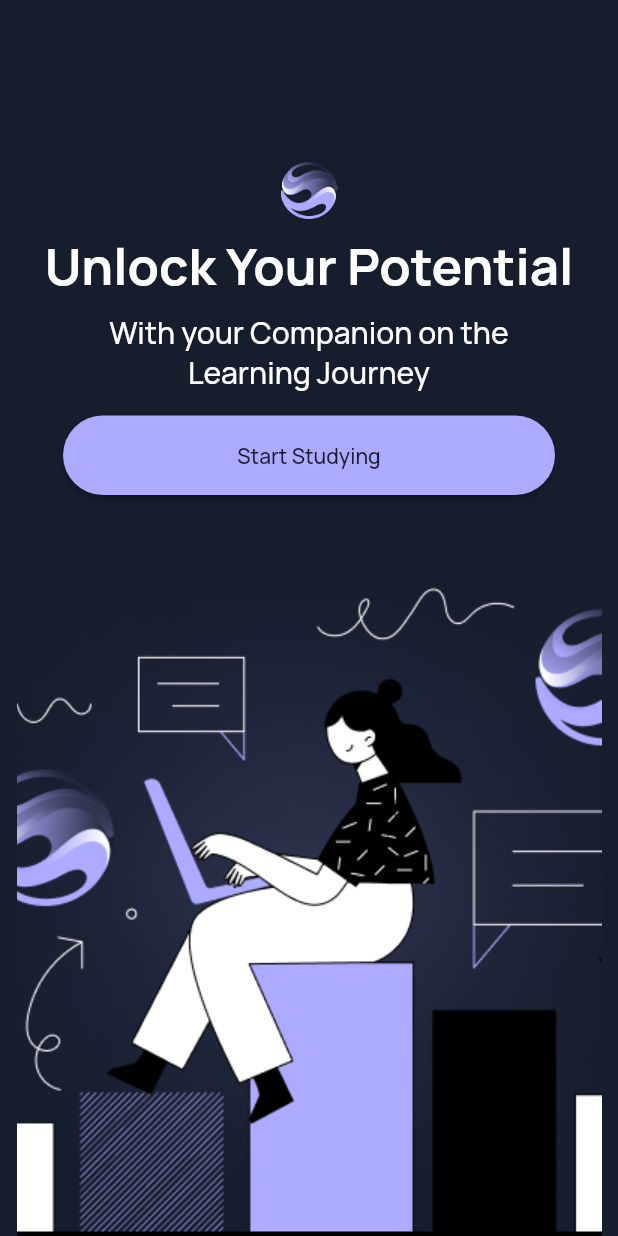
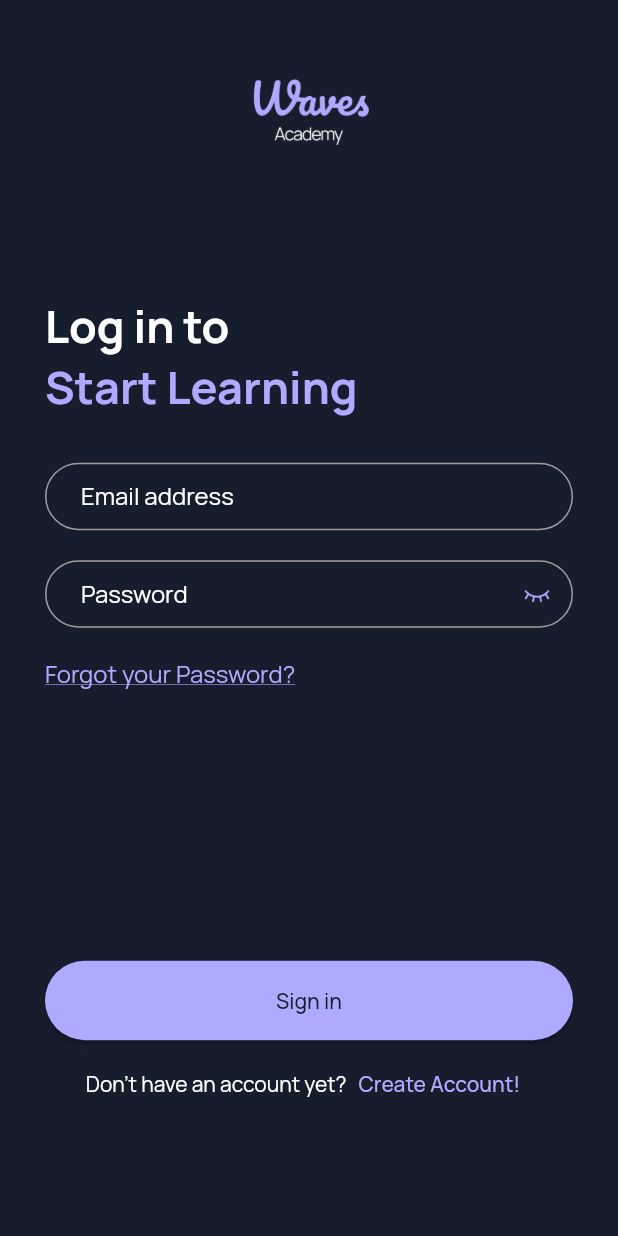
Before and after one commit to funky-dev99/Online-Course-Application, a Flutter app: the screen it shows after launch, after a tap on "Start Studying", on a phone screen of 412 x 824 dp. Run offline on Flutter 3.47's test engine with Material 2 defaults, Android fonts, the phone set to English and light mode, and no system bars.

Commit message:
Login Page Added

```diff
--- a/online_course_application/lib/components/custom_button.dart
+++ b/online_course_application/lib/components/custom_button.dart
@@ -13,8 +13,8 @@ class CustomButton extends StatelessWidget {
 
   @override
   Widget build(BuildContext context) {
-    return SizedBox(
-      width: 328, // Fixed width
+    return Container(
+      margin: const EdgeInsets.symmetric(horizontal: 30),
       height: 53, // Fixed height
       child: ElevatedButton(
         onPressed: onPressed,
--- /dev/null
+++ b/online_course_application/lib/components/custom_textfield.dart
@@ -0,0 +1,52 @@
+import 'package:flutter/material.dart';
+
+class CustomTextField extends StatelessWidget {
+  final String hintText;
+  final TextStyle? hintStyle;
+  final Widget? suffixIcon;
+  final bool obscureText;
+  final TextEditingController? controller;
+  final Color borderColor;
+
+  const CustomTextField({
+    Key? key,
+    required this.hintText,
+    this.hintStyle,
+    this.suffixIcon,
+    this.obscureText = false,
+    this.controller,
+    this.borderColor = Colors.grey,
+  }) : super(key: key);
+
+  @override
+  Widget build(BuildContext context) {
+    return Container(
+      height: 45,
+      margin: const EdgeInsets.symmetric(horizontal: 30),
+      child: TextField(
+        controller: controller,
+        obscureText: obscureText,
+        decoration: InputDecoration(
+          hintText: hintText,
+          hintStyle: hintStyle ?? const TextStyle(color: Colors.white),
+          enabledBorder: OutlineInputBorder(
+            borderRadius: BorderRadius.circular(30),
+            borderSide: BorderSide(color: borderColor),
+          ),
+          focusedBorder: OutlineInputBorder(
+            borderRadius: BorderRadius.circular(30),
+            borderSide: BorderSide(color: borderColor),
+          ),
+          border: OutlineInputBorder(
+            borderRadius: BorderRadius.circular(30),
+            borderSide: BorderSide(color: borderColor),
+          ),
+          contentPadding:
+          const EdgeInsets.symmetric(vertical: 10, horizontal: 24),
+          suffixIcon: suffixIcon,
+        ),
+        style: const TextStyle(color: Colors.white),
+      ),
+    );
+  }
+}
--- /dev/null
+++ b/online_course_application/lib/pages/login_page.dart
@@ -0,0 +1,123 @@
+import 'package:flutter/material.dart';
+import 'package:online_course_application/colors.dart';
+import 'package:online_course_application/components/custom_button.dart';
+import 'package:online_course_application/components/custom_textfield.dart'; // Adjust this import to match the location of your colors.dart file
+
+class LoginPage extends StatelessWidget {
+  const LoginPage({Key? key}) : super(key: key);
+
+  @override
+  Widget build(BuildContext context) {
+    return Scaffold(
+      backgroundColor: AppColor.appRichBlack, // Dark background color
+      body: SafeArea(
+        child: SingleChildScrollView(
+          child: Column(
+            children: [
+              const SizedBox(height: 50),
+              Image.asset(
+                'images/logo-text.png',
+                width: 80,
+              ),
+              const SizedBox(height: 100),
+              const Align(
+                alignment: Alignment.centerLeft,
+                child: Padding(
+                  padding: EdgeInsets.symmetric(horizontal: 30),
+                  child: Text(
+                    'Log in to',
+                    style: TextStyle(
+                      fontSize: 30,
+                      fontWeight: FontWeight.w700,
+                      color: Colors.white,
+                    ),
+                  ),
+                ),
+              ),
+              Align(
+                alignment: Alignment.centerLeft,
+                child: Padding(
+                  padding: const EdgeInsets.symmetric(horizontal: 30),
+                  child: Text(
+                    'Start Learning',
+                    style: TextStyle(
+                      fontWeight: FontWeight.w700,
+                      fontSize: 30,
+                      color: AppColor.appPowderBlue,
+                    ),
+                  ),
+                ),
+              ),
+              const SizedBox(height: 30),
+              const CustomTextField(
+                hintText: 'Email address',
+                hintStyle: TextStyle(fontSize: 16, color: Colors.white),
+              ),
+              const SizedBox(height: 20),
+               CustomTextField(
+                hintText: 'Password',
+                hintStyle: TextStyle(fontSize: 16, color: Colors.white),
+                suffixIcon: IconButton(
+                  onPressed: (){},
+                  icon: Image.asset(
+                    'images/eye.png',
+                    width: 20,
+                    height: 20,
+                  ),
+                ),
+              ),
+              const SizedBox(height: 20),
+              const Align(
+                alignment: Alignment.centerLeft,
+                child: Padding(
+                  padding: EdgeInsets.symmetric(horizontal: 30),
+                  child: Text(
+                    'Forgot your Password?',
+                    style: TextStyle(
+                      fontSize: 16,
+                      color: Color(0xFFADABFF),
+                      decoration: TextDecoration.underline,
+                    ),
+                  ),
+                ),
+              ),
+              const SizedBox(height: 180),
+
+              CustomButton(
+                onPressed: () {},
+                childText: 'Sign in',
+              ),
+
+              Padding(
+                padding: const EdgeInsets.symmetric(vertical: 5.0),
+                child: Row(
+                  mainAxisAlignment: MainAxisAlignment.center,
+                  children: [
+                    const Text(
+                      'Don’t have an account yet?',
+                      style: TextStyle(
+                        color: Colors.white,
+                      ),
+                    ),
+                    TextButton(
+                      onPressed: () {
+                        // Handle create account action
+                      },
+                      child: const Text(
+                        'Create Account!',
+                        style: TextStyle(
+                          color: Color(0xFFADABFF),
+                        ),
+                      ),
+                    ),
+                  ],
+                ),
+              ),
+              const SizedBox(height: 20),
+            ],
+          ),
+        ),
+      ),
+    );
+  }
+}
--- a/online_course_application/lib/pages/splash_screen.dart
+++ b/online_course_application/lib/pages/splash_screen.dart
@@ -1,6 +1,8 @@
 import 'package:flutter/material.dart';
 import 'package:online_course_application/colors.dart';
 import 'package:online_course_application/components/custom_button.dart';
+
+import 'login_page.dart';
 
 class SplashScreen extends StatelessWidget {
   const SplashScreen({super.key});
@@ -10,6 +12,7 @@ class SplashScreen extends StatelessWidget {
     return Scaffold(
       backgroundColor: AppColor.appRichBlack,
       body: SafeArea(
+        child: SingleChildScrollView(
           child: Column(
             mainAxisAlignment: MainAxisAlignment.end,
             crossAxisAlignment: CrossAxisAlignment.center,
@@ -43,7 +46,12 @@ class SplashScreen extends StatelessWidget {
 
               const SizedBox(height: 15,),
               CustomButton(
-              onPressed: () {},
+                onPressed: () {
+                  Navigator.push(
+                    context,
+                    MaterialPageRoute(builder: (context) => const LoginPage()),
+                  );
+                },
                 childText: 'Start Studying',
               ),
 
@@ -55,6 +63,7 @@ class SplashScreen extends StatelessWidget {
             ],
           ),
         ),
+      ),
     );
   }
 }
```
Also changed, not shown: online_course_application/images/eye.png (added), online_course_application/images/logo-text.png (added). Lines whose indentation alone changed are shown as unchanged.
